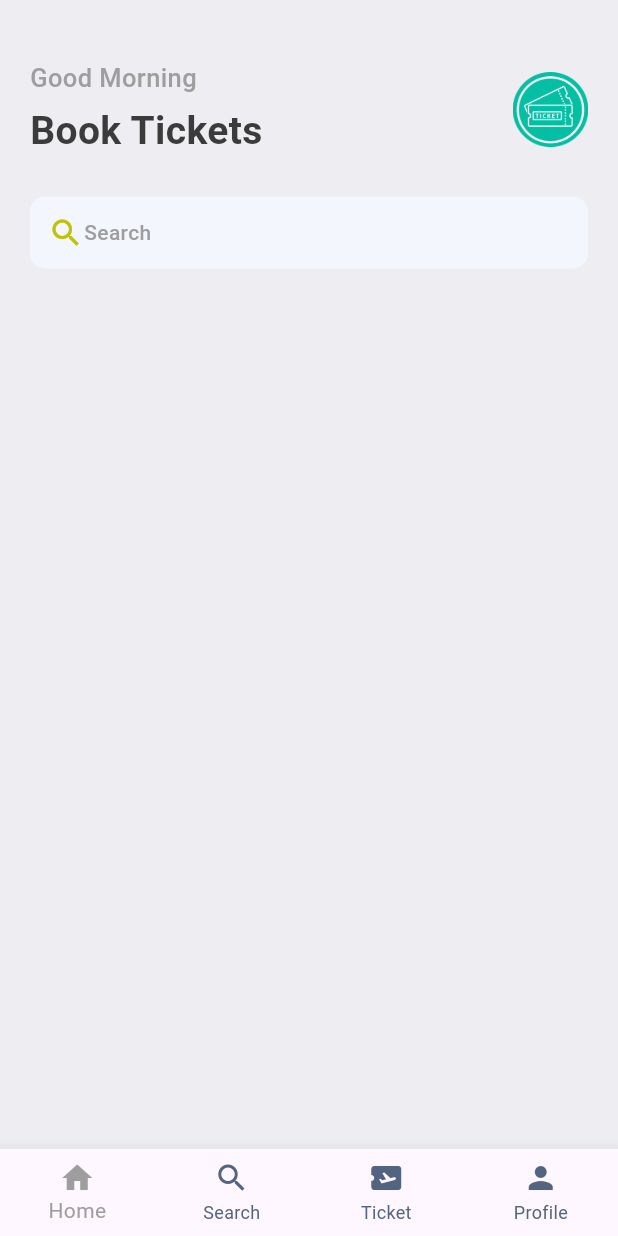
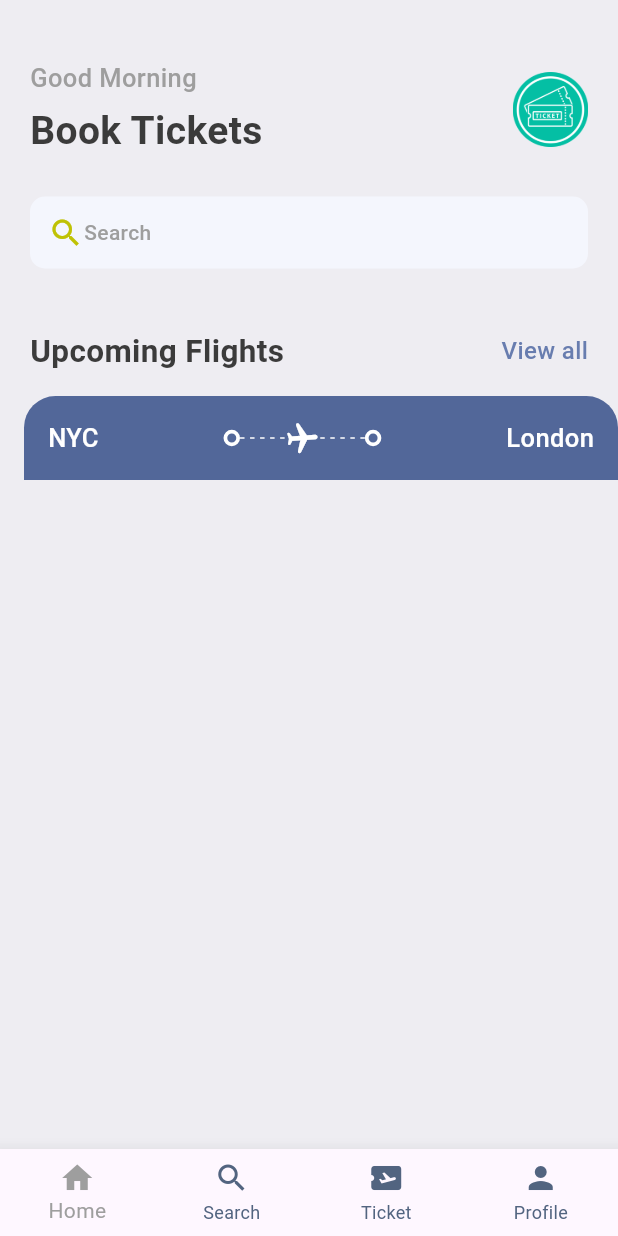
Before and after one commit to jasperayawan/Book_Ticketing, a Flutter app: the screen it shows after launch, on a phone screen of 412 x 824 dp. Run offline on Flutter 3.47's test engine with Material 3 defaults, Android fonts, the phone set to English and light mode, and no system bars; our stand-ins replace gap.

Commit message:
added an initial widget

```diff
--- a/lib/screens/home_screen.dart
+++ b/lib/screens/home_screen.dart
@@ -1,3 +1,4 @@
+import 'package:booking_app/screens/ticket_view.dart';
 import 'package:booking_app/utils/app_styles.dart';
 import 'package:flutter/material.dart';
 import 'package:gap/gap.dart';
@@ -56,10 +57,25 @@ class HomeScreen extends StatelessWidget {
                       Text("Search", style: Styles.headLineStyle4)
                     ],
                   ),
+                ),
+                const Gap(40),
+                Row(
+                  mainAxisAlignment: MainAxisAlignment.spaceBetween,
+                  children: [
+                    Text("Upcoming Flights", style: Styles.headLineStyle2,),
+                    InkWell(
+                      onTap: (){
+                        print("You are tapped");
+                      },
+                      child: Text("View all", style: Styles.textStyle.copyWith(color: Styles.primaryColor),),
+                    )
+                  ],
                 )
               ],
             )
-          )
+          ),
+          const Gap(15),
+          const TicketView()
         ],
       ),
     );
--- /dev/null
+++ b/lib/screens/ticket_view.dart
@@ -0,0 +1,77 @@
+import 'package:booking_app/utils/app_layout.dart';
+import 'package:booking_app/utils/app_styles.dart';
+import 'package:booking_app/widgets/thick_container.dart';
+import 'package:flutter/material.dart';
+
+class TicketView extends StatelessWidget {
+  // ignore: use_super_parameters
+  const TicketView({Key? key}) : super(key: key);
+
+  @override
+  Widget build(BuildContext context) {
+    final size = AppLayout.getSize(context);
+    return SizedBox(
+      width: size.width,
+      height: 200,
+      child: Container(
+        margin: const EdgeInsets.only(left: 16),
+        child: Column(
+          children: [
+            Container(
+              decoration: const BoxDecoration(
+                  color: Color(0xFF526799),
+                  borderRadius: BorderRadius.only(
+                      topLeft: Radius.circular(21),
+                      topRight: Radius.circular(21))),
+              padding: const EdgeInsets.all(16),
+              child: Column(
+                children: [
+                  Row(
+                    children: [
+                      Text(
+                        "NYC",
+                        style:
+                            Styles.headLineStyle3.copyWith(color: Colors.white),
+                      ),
+                      Expanded(child: Container()),
+                      const ThickContainer(),
+                      Expanded(
+                       child: Stack(
+                         children: [
+                          SizedBox(
+                            height: 24,
+                            child: LayoutBuilder(
+                              builder: (BuildContext context, BoxConstraints constraints) {
+                                return Flex(
+                                  direction: Axis.horizontal,
+                                  mainAxisAlignment: MainAxisAlignment.spaceBetween,
+                                  mainAxisSize: MainAxisSize.max,
+                                  children: List.generate((constraints.constrainWidth()/6).floor(), (index) => const SizedBox(
+                                    width: 3, height: 1, child: DecoratedBox(decoration: BoxDecoration(
+                                      color: Colors.white
+                                    ),),
+                                  )),
+                                );
+                              },
+                            ),
+                          ),
+                          Center(child: Transform.rotate(angle: 1.5, child: const Icon(Icons.local_airport_rounded, color: Colors.white),),)
+                         ]
+                       ),
+                       ),
+                      const ThickContainer(),
+                      Expanded(child: Container()),
+                      Text("London",
+                          style: Styles.headLineStyle3
+                              .copyWith(color: Colors.white)),
+                    ],
+                  )
+                ],
+              ),
+            )
+          ],
+        ),
+      ),
+    );
+  }
+}
--- /dev/null
+++ b/lib/utils/app_layout.dart
@@ -0,0 +1,7 @@
+import 'package:flutter/cupertino.dart';
+
+class AppLayout{
+  static getSize(BuildContext context){
+    return MediaQuery.of(context).size;
+  }
+}
--- /dev/null
+++ b/lib/widgets/thick_container.dart
@@ -0,0 +1,18 @@
+import 'package:flutter/material.dart';
+
+class ThickContainer extends StatelessWidget {
+
+  // ignore: use_super_parameters
+  const ThickContainer({Key? key}) : super(key : key);
+
+  @override
+  Widget build(BuildContext context){
+    return Container(
+      padding: const EdgeInsets.all(3.0),
+      decoration: BoxDecoration(
+        borderRadius: BorderRadius.circular(20),
+        border: Border.all(width: 2.5, color: Colors.white)
+      ),
+    );
+  }
+}
```
